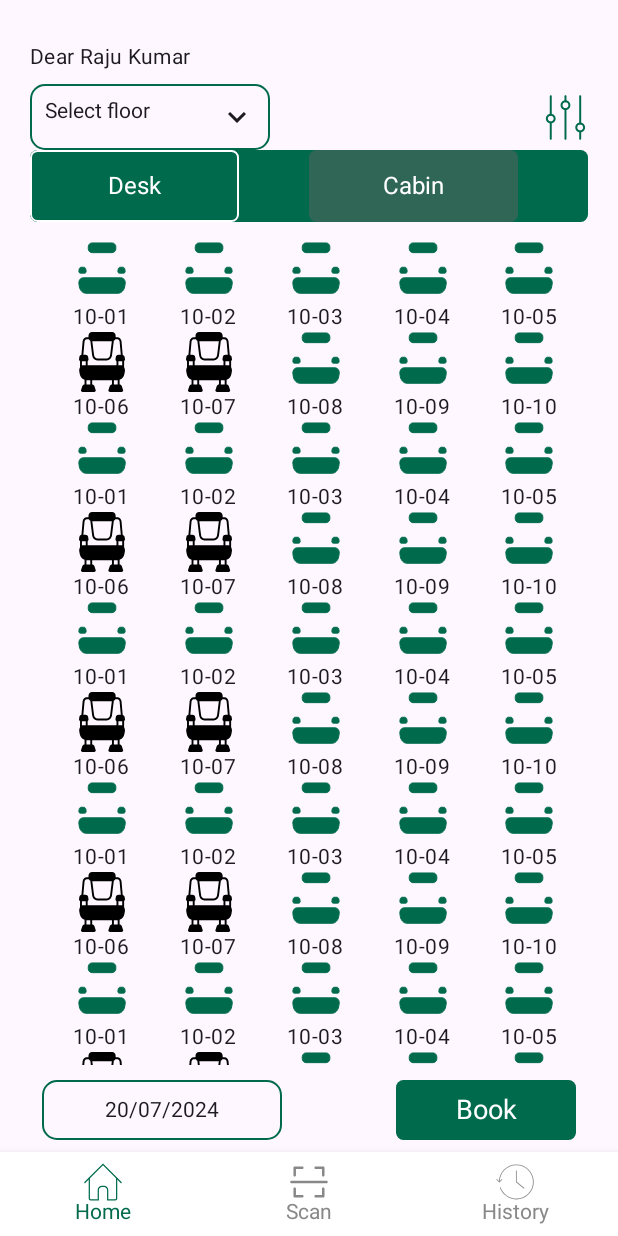
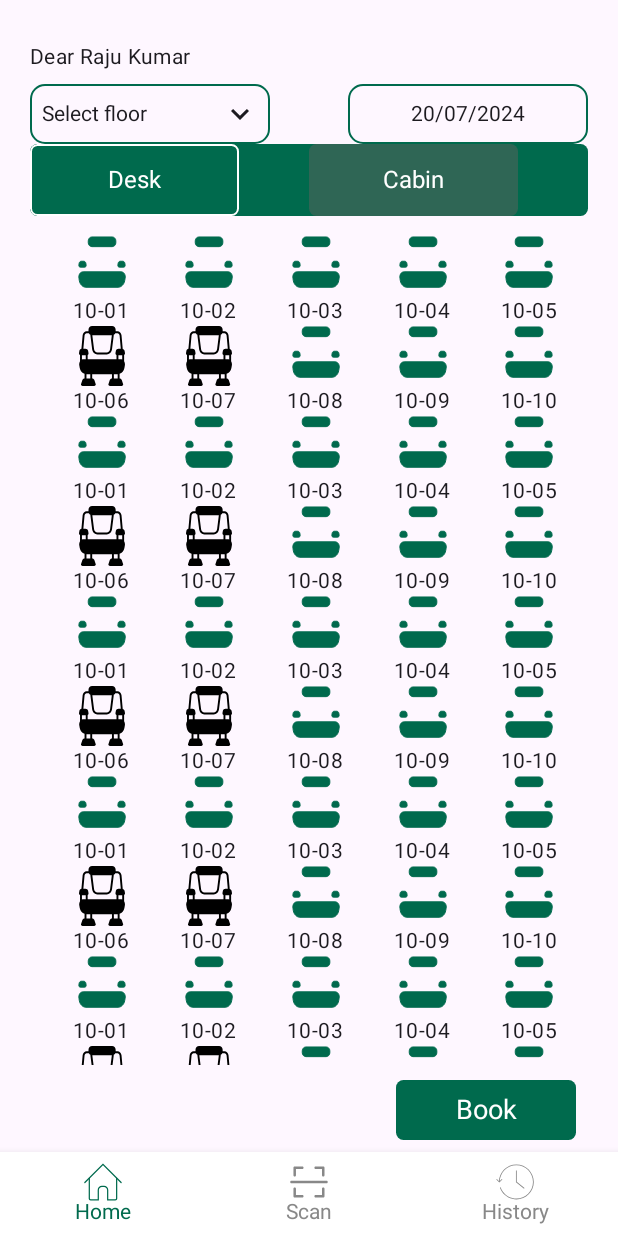
Before and after one commit to rajupraaa1234/LTC-Workspace-Reservation-Application, an Android app built with Jetpack Compose: the screen it shows after launch (MainActivity), on a phone screen of 412 x 824 dp. Run offline under Robolectric (Android 15) with nearby library versions, the phone set to English and light mode, and no system bars.

Commit message:
minor fixes

```diff
--- a/app/src/main/java/com/example/ltcworkspacereservationapplication/MainActivity.kt
+++ b/app/src/main/java/com/example/ltcworkspacereservationapplication/MainActivity.kt
@@ -7,15 +7,15 @@ import androidx.activity.ComponentActivity
 import androidx.activity.compose.setContent
 import androidx.activity.enableEdgeToEdge
 import androidx.activity.viewModels
-import androidx.compose.foundation.Image
 import androidx.compose.foundation.border
 import androidx.compose.foundation.clickable
 import androidx.compose.foundation.layout.Arrangement
+import androidx.compose.foundation.layout.Box
 import androidx.compose.foundation.layout.Column
 import androidx.compose.foundation.layout.Row
 import androidx.compose.foundation.layout.Spacer
+import androidx.compose.foundation.layout.height
 import androidx.compose.foundation.layout.padding
-import androidx.compose.foundation.layout.size
 import androidx.compose.foundation.layout.width
 import androidx.compose.foundation.shape.RoundedCornerShape
 import androidx.compose.material.BottomNavigation
@@ -31,6 +31,7 @@ import androidx.compose.ui.Alignment
 import androidx.compose.ui.Modifier
 import androidx.compose.ui.graphics.Color
 import androidx.compose.ui.res.painterResource
+import com.example.ltcworkspacereservationapplication.presentation.composable.CustomDatePickerDialog
 import com.example.ltcworkspacereservationapplication.presentation.composable.CustomDropdownMenu
 import com.example.ltcworkspacereservationapplication.presentation.mvvm.AppIntent
 import com.example.ltcworkspacereservationapplication.presentation.mvvm.ReservationViewModel
@@ -128,6 +129,8 @@ private fun BottomTabNavigation(viewModel: ReservationViewModel) {
 @Composable
 private fun App(modifier: Modifier, viewModel: ReservationViewModel) {
     val userName = viewModel.uiState.value.employeeName
+    val selectedDate = remember { mutableStateOf(viewModel.uiState.value.selectedDate) }
+    val showDialog = remember { mutableStateOf(false) }
 
     Column(
         modifier = modifier
@@ -159,14 +162,29 @@ private fun App(modifier: Modifier, viewModel: ReservationViewModel) {
                 viewModel.sendIntent(AppIntent.onFloorSelect(it))
             }
             Spacer(modifier = Modifier.weight(1f))
-            Image(
-                painter = painterResource(id = R.drawable.filter_6535__1_),
-                contentDescription = "Filter Icon",
-                Modifier
-                    .size(Spacing.Size_30)
-                    .clickable { viewModel.sendIntent(AppIntent.OnFilterButtonClicked) }
-            )
-
+            Box(
+                modifier = Modifier
+                    .width(Spacing.Size_160)
+                    .height(Spacing.Size_40)
+                    .border(
+                        Spacing.Size_1,
+                        color = AppColor.primaryColor,
+                        shape = RoundedCornerShape(Spacing.Size_10)
+                    )
+                    .clickable { showDialog.value = true },
+                contentAlignment = Alignment.Center
+            ) {
+                Text(
+                    text = selectedDate.value,
+                )
+            }
+            if (showDialog.value) {
+                CustomDatePickerDialog(onDateSelected = { date ->
+                    selectedDate.value = date
+                    showDialog.value = false
+                    viewModel.sendIntent(AppIntent.OnDatePickerClick(selectedDate.value))
+                })
+            }
         }
         HomeScreen(viewModel)
     }
--- a/app/src/main/java/com/example/ltcworkspacereservationapplication/presentation/composable/DropDownComposable.kt
+++ b/app/src/main/java/com/example/ltcworkspacereservationapplication/presentation/composable/DropDownComposable.kt
@@ -22,11 +22,13 @@ fun CustomDropdownMenu(modifier: Modifier, onSelect: (Int) -> Unit) {
 
     Box(
         modifier = modifier
-            .padding(Spacing.Size_10)
+            .padding(Spacing.Size_8)
             .clickable { expanded = true },
+        contentAlignment = Alignment.Center
     ) {
         Row(
-            horizontalArrangement = Arrangement.SpaceAround
+            horizontalArrangement = Arrangement.SpaceAround,
+            verticalAlignment = Alignment.CenterVertically
         ) {
             Text(
                 text = selectedText,
--- a/app/src/main/java/com/example/ltcworkspacereservationapplication/presentation/composable/HomePage/CabinReservationComposablePage.kt
+++ b/app/src/main/java/com/example/ltcworkspacereservationapplication/presentation/composable/HomePage/CabinReservationComposablePage.kt
@@ -4,5 +4,5 @@ import androidx.compose.runtime.Composable
 
 @Composable
 internal fun CabinReservationComposablePage(cabinList: List<Pair<Int, String>>) {
-    GridList(items = cabinList,false,"",{})
+    GridList(items = cabinList,false)
 }
--- a/app/src/main/java/com/example/ltcworkspacereservationapplication/presentation/composable/HomePage/CustomGridItem.kt
+++ b/app/src/main/java/com/example/ltcworkspacereservationapplication/presentation/composable/HomePage/CustomGridItem.kt
@@ -56,12 +56,7 @@ fun CustomGridItem(iconResId: Int, text: String) {
 fun GridList(
     items: List<Pair<Int, String>>,
     isBookButtonVisible: Boolean,
-    selectedDate: String,
-    onDatePicker: (String) -> Unit
 ) {
-    val selectedDate = remember { mutableStateOf(selectedDate) }
-    val showDialog = remember { mutableStateOf(false) }
-
     Column(
         verticalArrangement = Arrangement.Center,
         modifier = Modifier.padding(Spacing.Size_8)
@@ -81,40 +76,9 @@ fun GridList(
             }
         }
         if (isBookButtonVisible) {
-            Row(
-                horizontalArrangement = Arrangement.SpaceBetween,
-                verticalAlignment = Alignment.CenterVertically,
-                modifier = Modifier.fillMaxWidth()
-            ) {
-                Box(
-                    modifier = Modifier
-                        .width(Spacing.Size_160)
-                        .height(Spacing.Size_40)
-                        .border(
-                            Spacing.Size_1,
-                            color = AppColor.primaryColor,
-                            shape = RoundedCornerShape(Spacing.Size_10)
-                        )
-                        .clickable { showDialog.value = true },
-                    contentAlignment = Alignment.Center
-                ) {
-
-                    Text(
-                        text = selectedDate.value,
-                    )
-                }
-                if (showDialog.value) {
-                    CustomDatePickerDialog(onDateSelected = { date ->
-                        selectedDate.value = date
-                        showDialog.value = false
-                        onDatePicker(selectedDate.value)
-                    })
-                }
-
-                CustomButton(modifier = Modifier, "Book") {
+                CustomButton(modifier = Modifier.align(Alignment.End), "Book") {
 
                 }
             }
         }
     }
-}
--- a/app/src/main/java/com/example/ltcworkspacereservationapplication/presentation/composable/HomePage/DeskReservationComposablePage.kt
+++ b/app/src/main/java/com/example/ltcworkspacereservationapplication/presentation/composable/HomePage/DeskReservationComposablePage.kt
@@ -5,8 +5,6 @@ import androidx.compose.runtime.Composable
 @Composable
 internal fun DeskReservationComposablePage(
     deskList: List<Pair<Int, String>>,
-    selectedDate: String,
-    onDatePickerClick: (String)->Unit
 ) {
-    GridList(items = deskList,true,selectedDate,onDatePickerClick)
+    GridList(items = deskList,true)
 }
--- a/app/src/main/java/com/example/ltcworkspacereservationapplication/presentation/screens/HomeScreen.kt
+++ b/app/src/main/java/com/example/ltcworkspacereservationapplication/presentation/screens/HomeScreen.kt
@@ -19,7 +19,6 @@ import androidx.compose.ui.Alignment
 import androidx.compose.ui.Modifier
 import com.example.ltcworkspacereservationapplication.presentation.composable.HomePage.CabinReservationComposablePage
 import com.example.ltcworkspacereservationapplication.presentation.composable.HomePage.DeskReservationComposablePage
-import com.example.ltcworkspacereservationapplication.presentation.mvvm.AppIntent
 import com.example.ltcworkspacereservationapplication.presentation.mvvm.ReservationViewModel
 import com.example.ltcworkspacereservationapplication.presentation.utils.HomeTabs
 import kotlinx.coroutines.launch
@@ -31,8 +30,6 @@ internal fun HomeScreen(viewModel: ReservationViewModel) {
     val scope = rememberCoroutineScope()
     val pagerState = rememberPagerState(pageCount = { HomeTabs.entries.size })
     val selectedTabIndex = remember { derivedStateOf { pagerState.currentPage } }
-
-    val TAG = "HomeScreen"
 
     Scaffold() {
         Column(
@@ -57,9 +54,7 @@ internal fun HomeScreen(viewModel: ReservationViewModel) {
                     contentAlignment = Alignment.Center
                 ) {
                     when (selectedTabIndex.value) {
-                        0 -> DeskReservationComposablePage(viewModel.uiState.value.deskList,viewModel.uiState.value.selectedDate){
-                            viewModel.sendIntent(AppIntent.OnDatePickerClick(it))
-                        }
+                        0 -> DeskReservationComposablePage(viewModel.uiState.value.deskList)
                         1 -> CabinReservationComposablePage(viewModel.uiState.value.cabinList)
                     }
                 }
```
